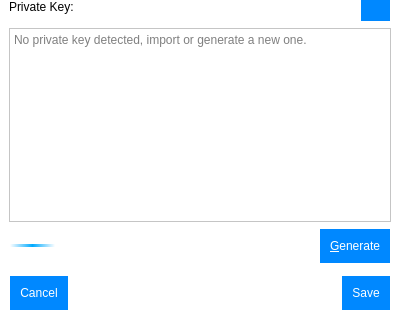
The window that src/settingswindow.ui (thomas-picariello/SDTP) describes before a commit, drawn with Qt 5; both pictures show x 0 to 400 and y 289 to 609 of the 400 by 609 pixel window.
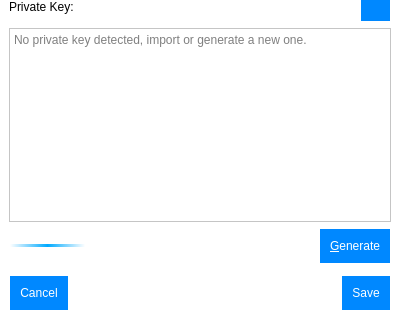
The same window after the commit. The open tabs and pages were chosen to show the change. Icons and pictures are not drawn.

```diff
--- a/src/settingswindow.ui
+++ b/src/settingswindow.ui
@@ -5,22 +5,10 @@
   <property name="windowModality">
    <enum>Qt::ApplicationModal</enum>
   </property>
-  <property name="sizePolicy">
-   <sizepolicy hsizetype="MinimumExpanding" vsizetype="MinimumExpanding">
-    <horstretch>0</horstretch>
-    <verstretch>0</verstretch>
-   </sizepolicy>
-  </property>
   <property name="minimumSize">
    <size>
     <width>400</width>
-    <height>300</height>
-   </size>
-  </property>
-  <property name="baseSize">
-   <size>
-    <width>400</width>
-    <height>300</height>
+    <height>400</height>
    </size>
   </property>
   <property name="windowTitle">
@@ -50,6 +38,9 @@
 QPushButton::pressed{
 	background-color:#07f;
 }
+QPushButton::disabled{
+	background-color:#aaa;
+}
 
 /*QToolButton*/
 QToolButton{
@@ -404,7 +395,7 @@
             <bool>true</bool>
            </property>
            <property name="sizePolicy">
-            <sizepolicy hsizetype="Maximum" vsizetype="Fixed">
+            <sizepolicy hsizetype="MinimumExpanding" vsizetype="Fixed">
              <horstretch>0</horstretch>
              <verstretch>0</verstretch>
             </sizepolicy>
```
Left out of the diff: 20 changed lines with no effect on the pictures.
